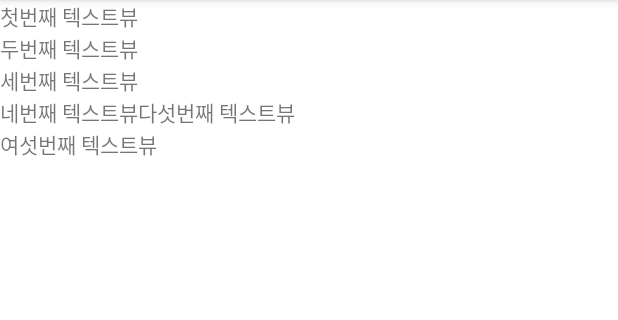
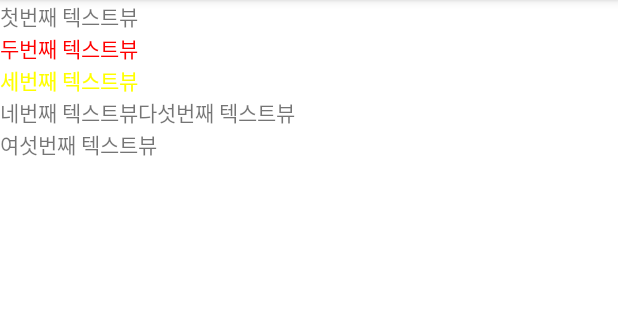
Before and after one commit to Eun-Hee/UIPractice_20210207, an Android app: the screen it shows after launch (MainActivity), on a phone screen of 412 x 824 dp, the part 84-404 px from its top. Run offline under Robolectric (Android 15) with nearby library versions, the phone set to English and light mode, and no system bars.

Commit message:
textColor 활용 연습

```diff
--- a/app/src/main/res/layout/activity_main.xml
+++ b/app/src/main/res/layout/activity_main.xml
@@ -15,11 +15,13 @@
     <TextView
         android:layout_width="wrap_content"
         android:layout_height="wrap_content"
+        android:textColor="#FF0000"
         android:text="두번째 텍스트뷰"/>
 
     <TextView
         android:layout_width="wrap_content"
         android:layout_height="wrap_content"
+        android:textColor="#FFFF00"
         android:text="세번째 텍스트뷰"/>
 
     <LinearLayout
```
